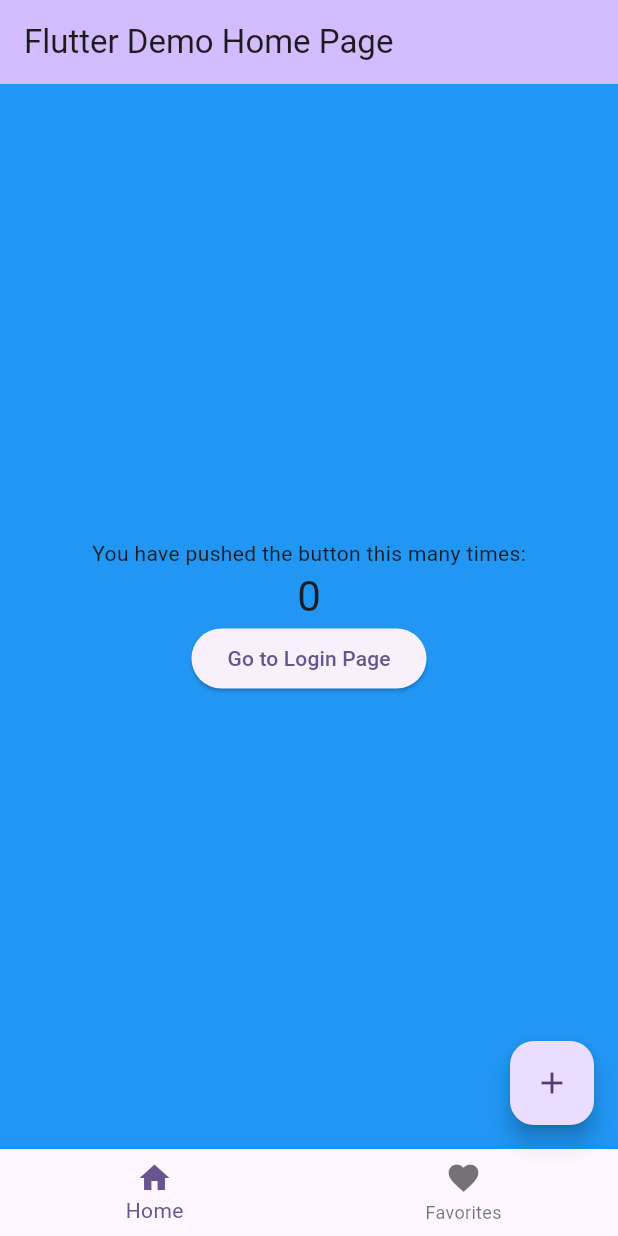
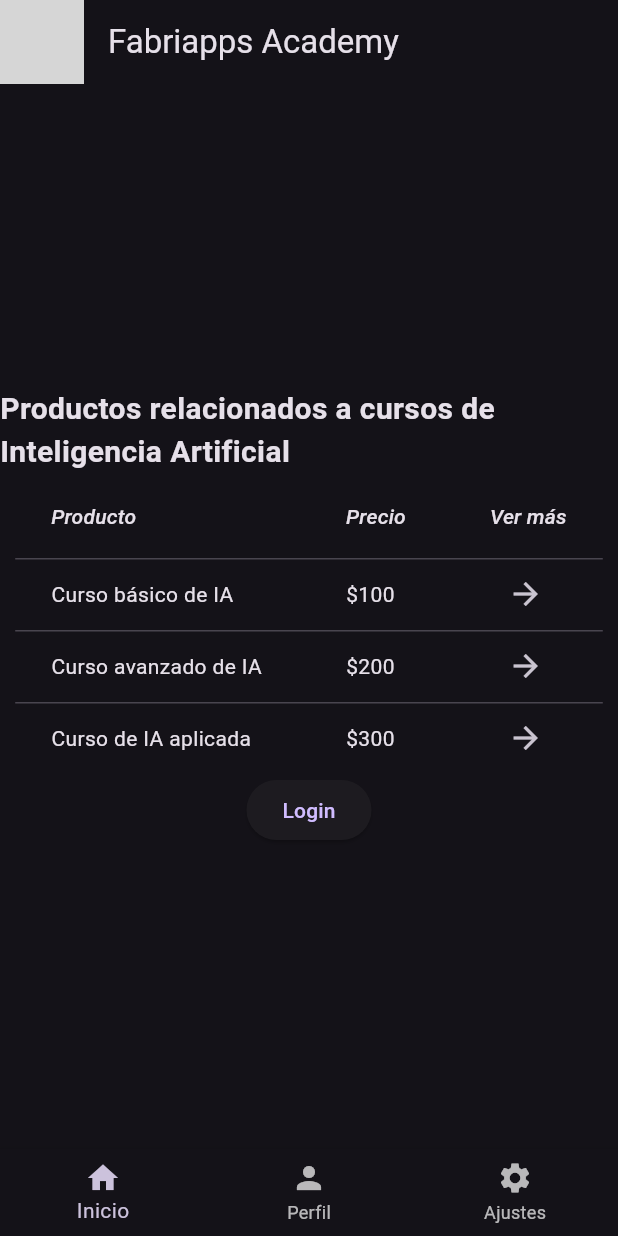
Before and after one commit to luisfernandosolis/flutter_web_example, a Flutter app: the screen it shows after launch, on a phone screen of 412 x 824 dp. Run offline on Flutter 3.47's test engine with Material 3 defaults, Android fonts, the phone set to English and light mode, and no system bars; grey boxes are pictures that could not be loaded.

Commit message:
changes in a main file

```diff
--- a/lib/main.dart
+++ b/lib/main.dart
@@ -3,96 +3,188 @@
 void main() {
   runApp(const MyApp());
 }
-//             icon: const Icon(Icons.login),
+
 class MyApp extends StatelessWidget {
   const MyApp({Key? key}) : super(key: key);
 
   @override
   Widget build(BuildContext context) {
     return MaterialApp(
-      title: 'Flutter Demo',
+      title: 'Fabriapps Academy',
       theme: ThemeData(
-        colorScheme: ColorScheme.fromSeed(seedColor: Colors.deepPurple),
-        useMaterial3: true,
+        primarySwatch: Colors.grey,
+        brightness: Brightness.dark,
       ),
-      home: const MyHomePage(title: 'Flutter Demo Home Page'),
+      home: MyHomePage(),
     );
   }
 }
 
 class MyHomePage extends StatefulWidget {
-  const MyHomePage({Key? key, required this.title}) : super(key: key);
-
-  final String title;
+  MyHomePage({Key? key}) : super(key: key);
 
   @override
-  State<MyHomePage> createState() => _MyHomePageState();
+  _MyHomePageState createState() => _MyHomePageState();
 }
 
 class _MyHomePageState extends State<MyHomePage> {
-  int _counter = 0;
+  int _currentIndex = 0;
 
-  void _incrementCounter() {
+  void onTabTapped(int index) {
     setState(() {
-      _counter++;
+      _currentIndex = index;
     });
+  }
+
+  Widget _buildProfileTab(BuildContext context) {
+    return Center(
+      child: IconButton(
+        icon: Icon(Icons.person),
+        onPressed: () {
+          showDialog(
+            context: context,
+            builder: (BuildContext context) {
+              return AlertDialog(
+                title: Text('Perfil de Usuario'),
+                content: Column(
+                  mainAxisSize: MainAxisSize.min,
+                  children: <Widget>[
+                    Text('Nombre: Usuario'),
+                    Text('Correo: usuario@correo.com'),
+                    Image.network('https://url-de-la-imagen.com'),
+                  ],
+                ),
+                actions: <Widget>[
+                  TextButton(
+                    child: Text('Cerrar'),
+                    onPressed: () {
+                      Navigator.of(context).pop();
+                    },
+                  ),
+                ],
+              );
+            },
+          );
+        },
+      ),
+    );
   }
 
   @override
   Widget build(BuildContext context) {
-    return Scaffold(
-      backgroundColor: Colors.blue,
-      appBar: AppBar(
-        backgroundColor: Theme.of(context).colorScheme.inversePrimary,
-        title: Text(widget.title),
-      ),
-      body: Center(
+    final List<Widget> _children = [
+      Center(
         child: Column(
           mainAxisAlignment: MainAxisAlignment.center,
           children: <Widget>[
-            const Text(
-              'You have pushed the button this many times:',
+            Text(
+              'Productos relacionados a cursos de Inteligencia Artificial',
+              style: TextStyle(fontSize: 20, fontWeight: FontWeight.bold),
             ),
-            Text(
-              '$_counter',
-              style: Theme.of(context).textTheme.headlineMedium,
+            DataTable(
+              columns: const <DataColumn>[
+                DataColumn(
+                  label: Text(
+                    'Producto',
+                    style: TextStyle(fontStyle: FontStyle.italic),
+                  ),
+                ),
+                DataColumn(
+                  label: Text(
+                    'Precio',
+                    style: TextStyle(fontStyle: FontStyle.italic),
+                  ),
+                ),
+                DataColumn(
+                  label: Text(
+                    'Ver más',
+                    style: TextStyle(fontStyle: FontStyle.italic),
+                  ),
+                ),
+              ],
+              rows: <DataRow>[
+                DataRow(
+                  cells: <DataCell>[
+                    DataCell(Text('Curso básico de IA')),
+                    DataCell(Text('\$100')),
+                    DataCell(IconButton(icon: Icon(Icons.arrow_forward), onPressed: () {})),
+                  ],
+                ),
+                DataRow(
+                  cells: <DataCell>[
+                    DataCell(Text('Curso avanzado de IA')),
+                    DataCell(Text('\$200')),
+                    DataCell(IconButton(icon: Icon(Icons.arrow_forward), onPressed: () {})),
+                  ],
+                ),
+                DataRow(
+                  cells: <DataCell>[
+                    DataCell(Text('Curso de IA aplicada')),
+                    DataCell(Text('\$300')),
+                    DataCell(IconButton(icon: Icon(Icons.arrow_forward), onPressed: () {})),
+                  ],
+                ),
+              ],
             ),
             ElevatedButton(
+              child: Text('Login'),
               onPressed: () {
-                Navigator.pushNamed(context, '/login');
+                Navigator.push(
+                  context,
+                  MaterialPageRoute(builder: (context) => LoginPage()),
+                );
               },
-              child: const Text('Go to Login Page'),
             ),
           ],
         ),
       ),
-      floatingActionButton: FloatingActionButton(
-        onPressed: _incrementCounter,
-        tooltip: 'Increment',
-        child: const Icon(Icons.add),
+      _buildProfileTab(context),
+      Center(
+        child: Text(
+          'Ajustes',
+          style: TextStyle(fontSize: 30),
+        ),
       ),
+    ];
+
+    return Scaffold(
+      appBar: AppBar(
+        title: Text('Fabriapps Academy'),
+        leading: Image.asset('assets/logo.png'),
+      ),
+      body: _children[_currentIndex],
       bottomNavigationBar: BottomNavigationBar(
-        items: const <BottomNavigationBarItem>[
+        onTap: onTabTapped,
+        currentIndex: _currentIndex,
+        items: const [
           BottomNavigationBarItem(
             icon: Icon(Icons.home),
-            label: 'Home',
+            label: 'Inicio',
           ),
           BottomNavigationBarItem(
-            icon: Icon(Icons.favorite),
-            label: 'Favorites',
+            icon: Icon(Icons.person),
+            label: 'Perfil',
+          ),
+          BottomNavigationBarItem(
+            icon: Icon(Icons.settings),
+            label: 'Ajustes',
           ),
         ],
-        onTap: (index) {
-          switch (index) {
-            case 0:
-              Navigator.pushNamed(context, '/home');
-              break;
-            case 1:
-              Navigator.pushNamed(context, '/favorites');
-              break;
-          }
-        },
       ),
     );
   }
 }
+
+class LoginPage extends StatelessWidget {
+  @override
+  Widget build(BuildContext context) {
+    return Scaffold(
+      appBar: AppBar(
+        title: Text('Login'),
+      ),
+      body: Center(
+        child: Text('Página de Login'),
+      ),
+    );
+  }
+}
```
